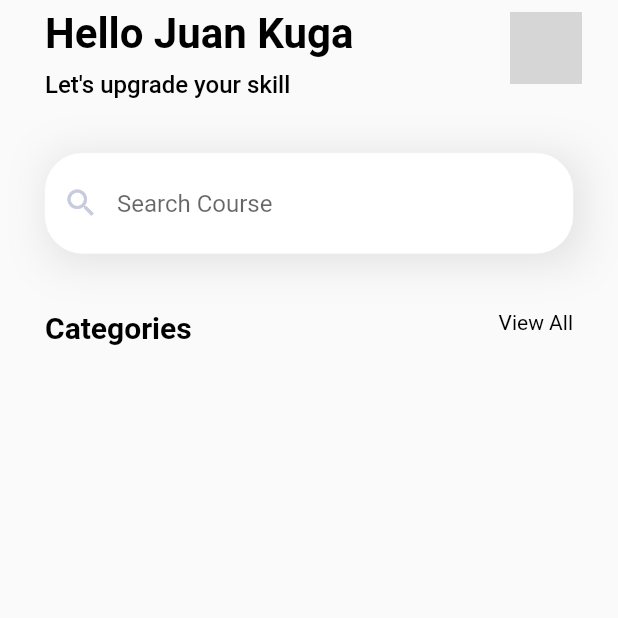
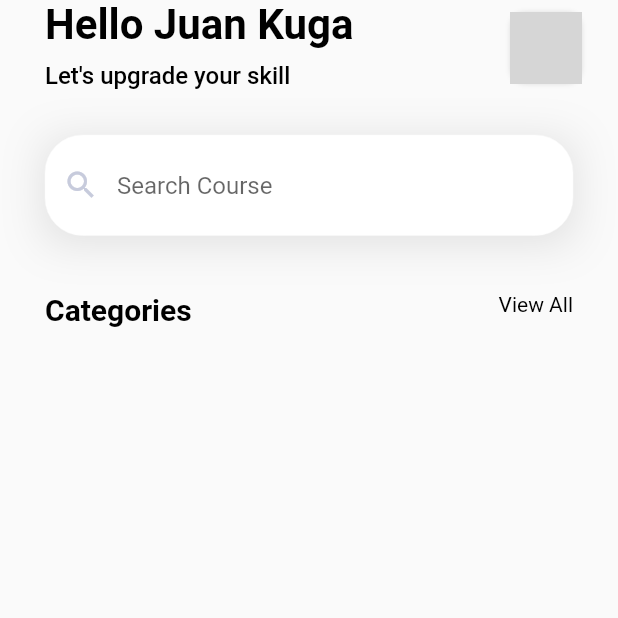
Before and after one commit to juankp3/flutter, a Flutter app: the screen it shows after launch, on a phone screen of 412 x 824 dp, the top half of it. Run offline on Flutter 3.47's test engine with Material 2 defaults, Android fonts, the phone set to English and light mode, and no system bars; grey boxes are pictures that could not be loaded.

Commit message:
Add custom AppBar

```diff
--- a/app_grid/lib/main.dart
+++ b/app_grid/lib/main.dart
@@ -1,3 +1,4 @@
+import 'package:app_grid/page/Course/Course.dart';
 import 'package:app_grid/page/Home/home.dart';
 import 'package:app_grid/theme.dart';
 import 'package:flutter/material.dart';
@@ -14,6 +15,7 @@ class AppGrid extends StatelessWidget {
         scaffoldBackgroundColor: AppTheme.ColorGrayBackground
       ),
       home: Home()
+      // home: Course()
     );
 
   }
--- a/app_grid/lib/page/Course/Course.dart
+++ b/app_grid/lib/page/Course/Course.dart
@@ -0,0 +1,17 @@
+import 'package:app_grid/widget/appbar_custom.dart';
+import 'package:flutter/material.dart';
+class Course extends StatelessWidget {
+  const Course({ Key? key }) : super(key: key);
+
+  @override
+  Widget build(BuildContext context) {
+    return Scaffold(
+      appBar: AppBarCustom(
+          title: 'Select Courses',
+          subTitle: '12 Courses ready to be learned',
+          iconImage: 'settings.png',
+      ),
+      body: Text('aa')
+    );
+  }
+}
--- a/app_grid/lib/page/Home/home.dart
+++ b/app_grid/lib/page/Home/home.dart
@@ -1,7 +1,6 @@
 // import 'package:app_grid/theme.dart';
 import 'package:app_grid/theme.dart';
-import 'package:app_grid/widget/appbar_avatar.dart';
-import 'package:app_grid/widget/appbar_title.dart';
+import 'package:app_grid/widget/appbar_custom.dart';
 import 'package:app_grid/widget/text_search.dart';
 import 'package:flutter/material.dart';
 
@@ -11,21 +10,10 @@ class Home extends StatelessWidget {
   @override
   Widget build(BuildContext context) {
     return Scaffold(
-      appBar: AppBar(
-        toolbarHeight: 72,
-        centerTitle: false,
-        backgroundColor: Colors.transparent,
-        elevation: 0.0,
-        title: Row(
-          children: [
-            SizedBox(width: 14.0),
-            AppBarTitle()
-          ],
-        ),
-        actions: [
-          AppBarAvatar(),
-          SizedBox(width: 24.0)
-        ],
+      appBar: AppBarCustom(
+          title: 'Hello Juan Kuga',
+          subTitle: 'Let\'s upgrade your skill',
+          iconImage: 'avatar.png',
       ),
       body: Column(
         children: [
@@ -41,7 +29,6 @@ class Home extends StatelessWidget {
       )
     );
   }
-
 
   Widget _categories()
   {
--- a/app_grid/lib/widget/appbar_avatar.dart
+++ /dev/null
@@ -1,26 +0,0 @@
-import 'package:flutter/material.dart';
-
-class AppBarAvatar extends StatelessWidget {
-  const AppBarAvatar({ Key? key }) : super(key: key);
-
-  @override
-  Widget build(BuildContext context) {
-    return Column(
-      children: [
-        SizedBox(height: 8.0),
-        Container(
-          width: 48.0,
-          height: 48.0,
-          decoration: BoxDecoration(
-            borderRadius: BorderRadius.all(Radius.circular(10.0)),
-            color: Colors.red,
-            image: DecorationImage(
-              fit: BoxFit.cover,
-              image: AssetImage("avatar.png"),
-            ),
-          ),
-        ),
-      ],
-    );
-  }
-}
--- /dev/null
+++ b/app_grid/lib/widget/appbar_custom.dart
@@ -0,0 +1,86 @@
+import 'package:app_grid/theme.dart';
+import 'package:flutter/material.dart';
+
+class AppBarCustom extends StatelessWidget implements PreferredSizeWidget{
+
+// final Widget child;
+final String title;
+final String subTitle;
+final String iconImage;
+  // final String icon;
+
+  AppBarCustom({
+    required this.title,
+    required this.subTitle,
+    required this.iconImage
+  });
+
+  @override
+  Widget build(BuildContext context) {
+    return AppBar(
+        toolbarHeight: 72,
+        centerTitle: false,
+        backgroundColor: Colors.transparent,
+        elevation: 0.0,
+        title: Row(
+          children: [
+            SizedBox(width: 14.0),
+            _appBarTitle(title, subTitle)
+          ],
+        ),
+        actions: [
+          _appBarButton(iconImage),
+          SizedBox(width: 24.0)
+        ],
+      );
+  }
+
+  @override
+  Size get preferredSize => Size.fromHeight(60.0);
+
+
+  Widget _appBarTitle(title, subTitle){
+    return Column(
+      crossAxisAlignment: CrossAxisAlignment.start,
+      children: [
+        Text(
+          title,
+          style: AppTheme.headLine1,
+        ),
+        SizedBox(height: 8.0),
+        Text(
+          subTitle,
+          style: AppTheme.headLine2,
+        ),
+      ],
+    );
+  }
+
+  Widget _appBarButton(iconImage){
+    return Column(
+      children: [
+        SizedBox(height: 8.0),
+        Container(
+          width: 48.0,
+          height: 48.0,
+          decoration: BoxDecoration(
+            borderRadius: BorderRadius.all(Radius.circular(10.0)),
+            // color: Colors.red,
+            image: DecorationImage(
+              fit: BoxFit.cover,
+              image: AssetImage(iconImage),
+            ),
+            boxShadow: [
+              BoxShadow(
+                blurRadius: 2.0,
+                spreadRadius: 0.0,
+                color: Color.fromRGBO(222, 222, 222, 1),
+                // offset: Offset(0, 0), // 4.0, 4.0
+              )
+            ],
+          ),
+        ),
+      ],
+    );
+  }
+}
--- a/app_grid/lib/widget/appbar_title.dart
+++ /dev/null
@@ -1,24 +0,0 @@
-import 'package:app_grid/theme.dart';
-import 'package:flutter/material.dart';
-
-class AppBarTitle extends StatelessWidget {
-  const AppBarTitle({ Key? key }) : super(key: key);
-
-  @override
-  Widget build(BuildContext context) {
-    return Column(
-      crossAxisAlignment: CrossAxisAlignment.start,
-      children: [
-        Text(
-          'Hello Juan Kuga',
-          style: AppTheme.headLine1,
-        ),
-        SizedBox(height: 8.0),
-        Text(
-          'Let\'s upgrade your skill',
-          style: AppTheme.headLine2,
-        ),
-      ],
-    );
-  }
-}
--- a/app_grid/lib/widget/text_search.dart
+++ b/app_grid/lib/widget/text_search.dart
@@ -13,7 +13,8 @@ class TextSearch extends StatelessWidget {
               BoxShadow(
                 color: Color.fromRGBO(222, 222, 222, 1),
                 blurRadius: 25.0,
-                offset: Offset(4.0, 4.0), // 4.0, 4.0
+                // blurRadius: 8.0,
+                offset: Offset(0, 4.0), // 4.0, 4.0
               )
             ],
         ),
```
Also changed, not shown: app_grid/assets/settings.png (added).
